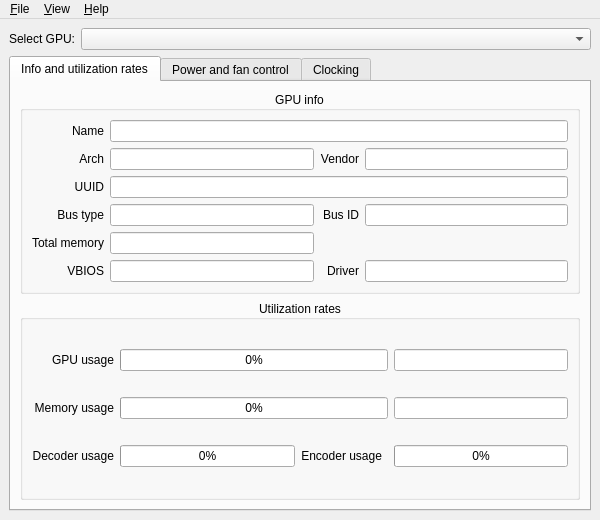
Above: ui/mainwindow.ui from AlexandrAlexeev7119/NvCtrl-linux before the change. Below: the same form after it.
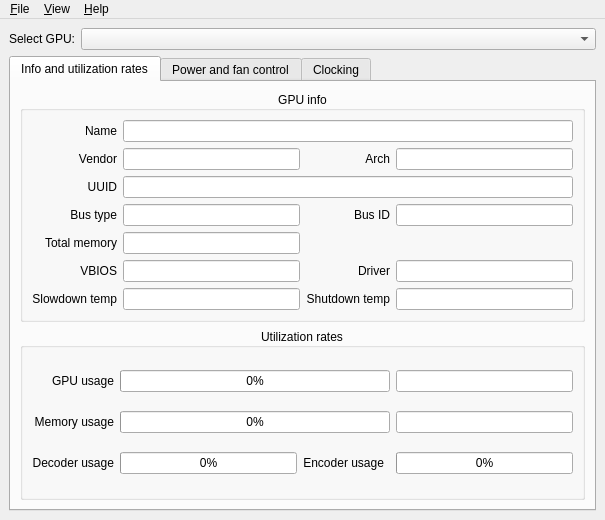
That is the form after the change. Icons and pictures are not drawn.

The edit to the form file:
```diff
--- a/ui/mainwindow.ui
+++ b/ui/mainwindow.ui
@@ -6,7 +6,7 @@
    <rect>
     <x>0</x>
     <y>0</y>
-    <width>600</width>
+    <width>605</width>
     <height>520</height>
    </rect>
   </property>
@@ -170,7 +170,7 @@
           </property>
           <layout class="QGridLayout" name="gridLayout">
            <item row="5" column="1">
-            <widget class="QLineEdit" name="lineEdit_GPU_total_mem">
+            <widget class="QLineEdit" name="lineEdit_GPU_bus_type">
              <property name="alignment">
               <set>Qt::AlignCenter</set>
              </property>
@@ -179,17 +179,47 @@
              </property>
             </widget>
            </item>
-           <item row="2" column="0">
-            <widget class="QLabel" name="label_GPU_arch">
+           <item row="4" column="1" colspan="3">
+            <widget class="QLineEdit" name="lineEdit_GPU_uuid">
+             <property name="alignment">
+              <set>Qt::AlignCenter</set>
+             </property>
+             <property name="readOnly">
+              <bool>true</bool>
+             </property>
+            </widget>
+           </item>
+           <item row="9" column="2">
+            <widget class="QLabel" name="label_GPU_shutdown_temp">
              <property name="text">
-              <string>Arch</string>
+              <string>Shutdown temp</string>
              </property>
              <property name="alignment">
               <set>Qt::AlignRight|Qt::AlignTrailing|Qt::AlignVCenter</set>
              </property>
             </widget>
            </item>
-           <item row="7" column="0">
+           <item row="5" column="3">
+            <widget class="QLineEdit" name="lineEdit_GPU_bus_id">
+             <property name="alignment">
+              <set>Qt::AlignCenter</set>
+             </property>
+             <property name="readOnly">
+              <bool>true</bool>
+             </property>
+            </widget>
+           </item>
+           <item row="9" column="0">
+            <widget class="QLabel" name="label_GPU_slowdown_temp">
+             <property name="text">
+              <string>Slowdown temp</string>
+             </property>
+             <property name="alignment">
+              <set>Qt::AlignRight|Qt::AlignTrailing|Qt::AlignVCenter</set>
+             </property>
+            </widget>
+           </item>
+           <item row="8" column="0">
             <widget class="QLabel" name="label_GPU_VBIOS_ver">
              <property name="text">
               <string>VBIOS</string>
@@ -199,17 +229,27 @@
              </property>
             </widget>
            </item>
-           <item row="7" column="2">
-            <widget class="QLabel" name="label_GPU_driver_ver">
+           <item row="8" column="3">
+            <widget class="QLineEdit" name="lineEdit_GPU_driver_ver">
+             <property name="alignment">
+              <set>Qt::AlignCenter</set>
+             </property>
+             <property name="readOnly">
+              <bool>true</bool>
+             </property>
+            </widget>
+           </item>
+           <item row="4" column="0">
+            <widget class="QLabel" name="label_GPU_uuid">
              <property name="text">
-              <string>Driver</string>
+              <string>UUID</string>
              </property>
              <property name="alignment">
               <set>Qt::AlignRight|Qt::AlignTrailing|Qt::AlignVCenter</set>
              </property>
             </widget>
            </item>
-           <item row="5" column="0">
+           <item row="6" column="0">
             <widget class="QLabel" name="label_GPU_total_mem">
              <property name="text">
               <string>Total memory</string>
@@ -219,27 +259,17 @@
              </property>
             </widget>
            </item>
-           <item row="4" column="1">
-            <widget class="QLineEdit" name="lineEdit_GPU_bus_type">
-             <property name="alignment">
-              <set>Qt::AlignCenter</set>
+           <item row="8" column="2">
+            <widget class="QLabel" name="label_GPU_driver_ver">
+             <property name="text">
+              <string>Driver</string>
              </property>
-             <property name="readOnly">
-              <bool>true</bool>
-             </property>
-            </widget>
-           </item>
-           <item row="2" column="1">
-            <widget class="QLineEdit" name="lineEdit_GPU_arch">
              <property name="alignment">
-              <set>Qt::AlignCenter</set>
+              <set>Qt::AlignRight|Qt::AlignTrailing|Qt::AlignVCenter</set>
              </property>
-             <property name="readOnly">
-              <bool>true</bool>
-             </property>
             </widget>
            </item>
-           <item row="7" column="1">
+           <item row="8" column="1">
             <widget class="QLineEdit" name="lineEdit_GPU_VBIOS_ver">
              <property name="alignment">
               <set>Qt::AlignCenter</set>
@@ -249,16 +279,46 @@
              </property>
             </widget>
            </item>
-           <item row="2" column="2">
-            <widget class="QLabel" name="label_GPU_vendor">
+           <item row="5" column="2">
+            <widget class="QLabel" name="label_GPU_bus_id">
              <property name="text">
-              <string>Vendor</string>
+              <string>Bus ID</string>
              </property>
              <property name="alignment">
               <set>Qt::AlignRight|Qt::AlignTrailing|Qt::AlignVCenter</set>
              </property>
             </widget>
            </item>
+           <item row="5" column="0">
+            <widget class="QLabel" name="label_GPU_bus_type">
+             <property name="text">
+              <string>Bus type</string>
+             </property>
+             <property name="alignment">
+              <set>Qt::AlignRight|Qt::AlignTrailing|Qt::AlignVCenter</set>
+             </property>
+            </widget>
+           </item>
+           <item row="9" column="3">
+            <widget class="QLineEdit" name="lineEdit_GPU_shutdown_temp">
+             <property name="alignment">
+              <set>Qt::AlignCenter</set>
+             </property>
+             <property name="readOnly">
+              <bool>true</bool>
+             </property>
+            </widget>
+           </item>
+           <item row="6" column="1">
+            <widget class="QLineEdit" name="lineEdit_GPU_total_mem">
+             <property name="alignment">
+              <set>Qt::AlignCenter</set>
+             </property>
+             <property name="readOnly">
+              <bool>true</bool>
+             </property>
+            </widget>
+           </item>
            <item row="0" column="1" colspan="3">
             <widget class="QLineEdit" name="lineEdit_GPU_name">
              <property name="alignment">
@@ -279,7 +339,27 @@
              </property>
             </widget>
            </item>
-           <item row="2" column="3">
+           <item row="9" column="1">
+            <widget class="QLineEdit" name="lineEdit_GPU_slowdown_temp">
+             <property name="alignment">
+              <set>Qt::AlignCenter</set>
+             </property>
+             <property name="readOnly">
+              <bool>true</bool>
+             </property>
+            </widget>
+           </item>
+           <item row="2" column="0">
+            <widget class="QLabel" name="label_GPU_vendor">
+             <property name="text">
+              <string>Vendor</string>
+             </property>
+             <property name="alignment">
+              <set>Qt::AlignRight|Qt::AlignTrailing|Qt::AlignVCenter</set>
+             </property>
+            </widget>
+           </item>
+           <item row="2" column="1">
             <widget class="QLineEdit" name="lineEdit_GPU_vendor">
              <property name="alignment">
               <set>Qt::AlignCenter</set>
@@ -289,58 +369,18 @@
              </property>
             </widget>
            </item>
-           <item row="4" column="3">
-            <widget class="QLineEdit" name="lineEdit_GPU_bus_id">
-             <property name="alignment">
-              <set>Qt::AlignCenter</set>
-             </property>
-             <property name="readOnly">
-              <bool>true</bool>
-             </property>
-            </widget>
-           </item>
-           <item row="4" column="0">
-            <widget class="QLabel" name="label_GPU_bus_type">
+           <item row="2" column="2">
+            <widget class="QLabel" name="label_GPU_arch">
              <property name="text">
-              <string>Bus type</string>
+              <string>Arch</string>
              </property>
              <property name="alignment">
               <set>Qt::AlignRight|Qt::AlignTrailing|Qt::AlignVCenter</set>
              </property>
             </widget>
            </item>
-           <item row="7" column="3">
-            <widget class="QLineEdit" name="lineEdit_GPU_driver_ver">
-             <property name="alignment">
-              <set>Qt::AlignCenter</set>
-             </property>
-             <property name="readOnly">
-              <bool>true</bool>
-             </property>
-            </widget>
-           </item>
-           <item row="4" column="2">
-            <widget class="QLabel" name="label_GPU_bus_id">
-             <property name="text">
-              <string>Bus ID</string>
-             </property>
-             <property name="alignment">
-              <set>Qt::AlignRight|Qt::AlignTrailing|Qt::AlignVCenter</set>
-             </property>
-            </widget>
-           </item>
-           <item row="3" column="0">
-            <widget class="QLabel" name="label_GPU_uuid">
-             <property name="text">
-              <string>UUID</string>
-             </property>
-             <property name="alignment">
-              <set>Qt::AlignRight|Qt::AlignTrailing|Qt::AlignVCenter</set>
-             </property>
-            </widget>
-           </item>
-           <item row="3" column="1" colspan="3">
-            <widget class="QLineEdit" name="lineEdit_GPU_uuid">
+           <item row="2" column="3">
+            <widget class="QLineEdit" name="lineEdit_GPU_arch">
              <property name="alignment">
               <set>Qt::AlignCenter</set>
              </property>
@@ -882,7 +922,7 @@
     <rect>
      <x>0</x>
      <y>0</y>
-     <width>600</width>
+     <width>605</width>
      <height>22</height>
     </rect>
    </property>
```
